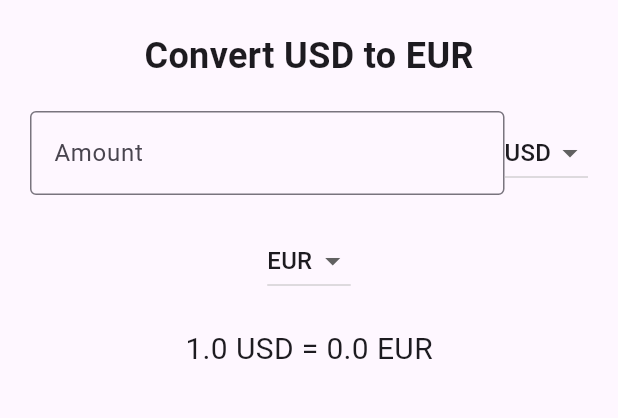
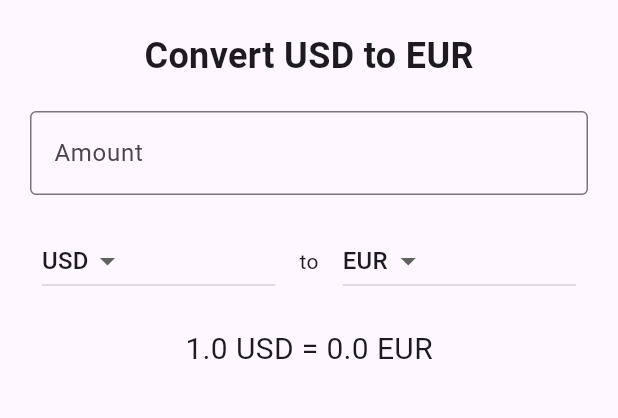
Before and after one commit to Ronil999/currencyexchange, a Flutter app: the screen it shows after launch, on a phone screen of 412 x 824 dp, the part 84-502 px from its top. Run offline on Flutter 3.47's test engine with Material 3 defaults, Android fonts, the phone set to English and light mode, and no system bars; network calls fail.

Commit message:
ui updated

```diff
--- a/lib/main.dart
+++ b/lib/main.dart
@@ -70,11 +70,7 @@ class _ExchangePageState extends State<ExchangePage> {
                 style: TextStyle(fontSize: 24, fontWeight: FontWeight.bold),
               ),
               SizedBox(height: 20),
-              Row(
-                mainAxisAlignment: MainAxisAlignment.spaceEvenly,
-                children: <Widget>[
-                  Flexible(
-                    child: TextField(
+              TextField(
                 decoration: InputDecoration(
                   labelText: 'Amount',
                   border: OutlineInputBorder(),
@@ -87,8 +83,13 @@ class _ExchangePageState extends State<ExchangePage> {
                   _fetchExchangeRate();
                 },
               ),
-                  ),
-                  DropdownButton<String>(
+              SizedBox(height: 20),
+              Row(
+                children: [
+                  Expanded(
+                    child: Padding(
+                      padding: EdgeInsets.symmetric(horizontal: 8.0),
+                      child: DropdownButton<String>(
                         value: _baseCurrency,
                         onChanged: (String? newValue) {
                           if (newValue != null) {
@@ -110,10 +111,16 @@ class _ExchangePageState extends State<ExchangePage> {
                           );
                         }).toList(),
                       ),
-                ],
                     ),
-              SizedBox(height: 20),
-              DropdownButton<String>(
+                  ),
+                  Padding(
+                    padding: EdgeInsets.symmetric(horizontal: 8.0),
+                    child: Text('to'), // Display "to" between the dropdowns
+                  ),
+                  Expanded(
+                    child: Padding(
+                      padding: EdgeInsets.symmetric(horizontal: 8.0),
+                      child: DropdownButton<String>(
                         value: _targetCurrency,
                         onChanged: (String? newValue) {
                           if (newValue != null) {
@@ -132,6 +139,10 @@ class _ExchangePageState extends State<ExchangePage> {
                           );
                         }).toList(),
                       ),
+                    ),
+                  ),
+                ],
+              ),
               SizedBox(height: 20),
               Text(
                 '$_amount $_baseCurrency = $_exchangeRate $_targetCurrency',
```
Lines whose indentation alone changed are shown as unchanged.
